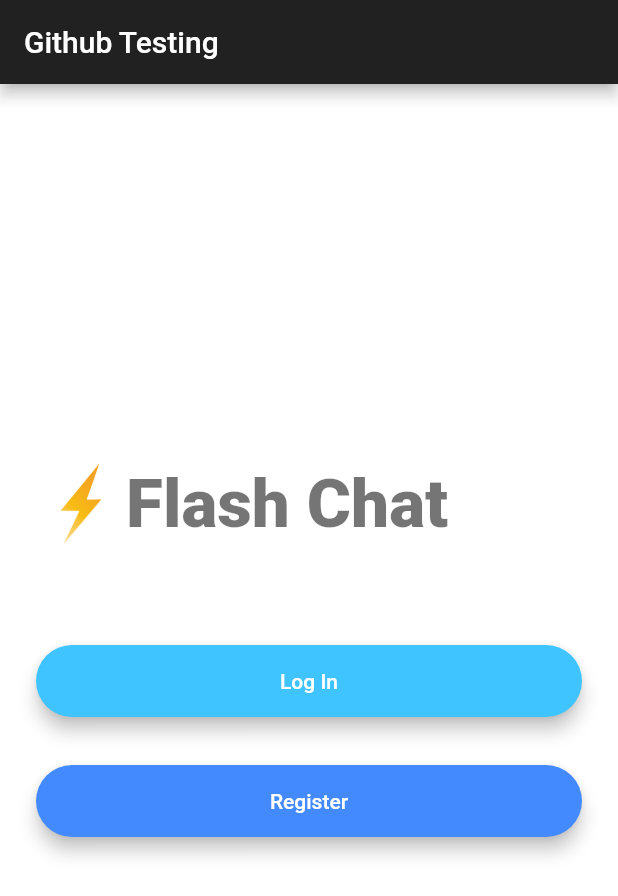
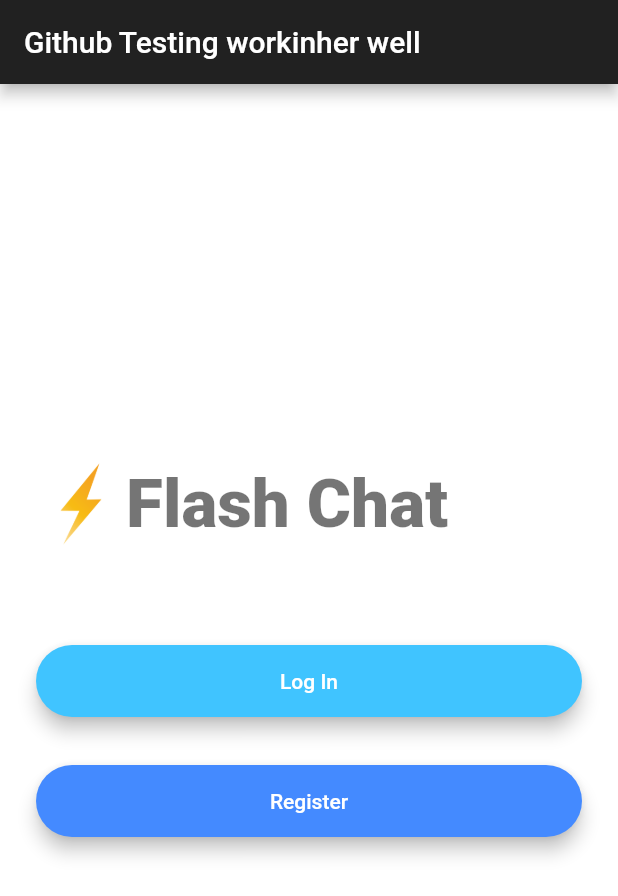
Before and after one commit to usmanfarooq94/flashchatapp, a Flutter app: the screen it shows after launch, on a phone screen of 412 x 824 dp. Shown: the top 896 px of the screen. Run offline on Flutter 3.47's test engine with Material 2 defaults, Android fonts, the phone set to English and light mode, and no system bars.

Commit message:
app bar text

```diff
--- a/lib/screens/welcome_screen.dart
+++ b/lib/screens/welcome_screen.dart
@@ -11,7 +11,7 @@ class _WelcomeScreenState extends State<WelcomeScreen> {
     return Scaffold(
       backgroundColor: Colors.white,
       appBar: AppBar(
-        title: Text("Github Testing"),
+        title: Text("Github Testing workinher well"),
       ),
       body: Padding(
         padding: EdgeInsets.symmetric(horizontal: 24.0),
```
